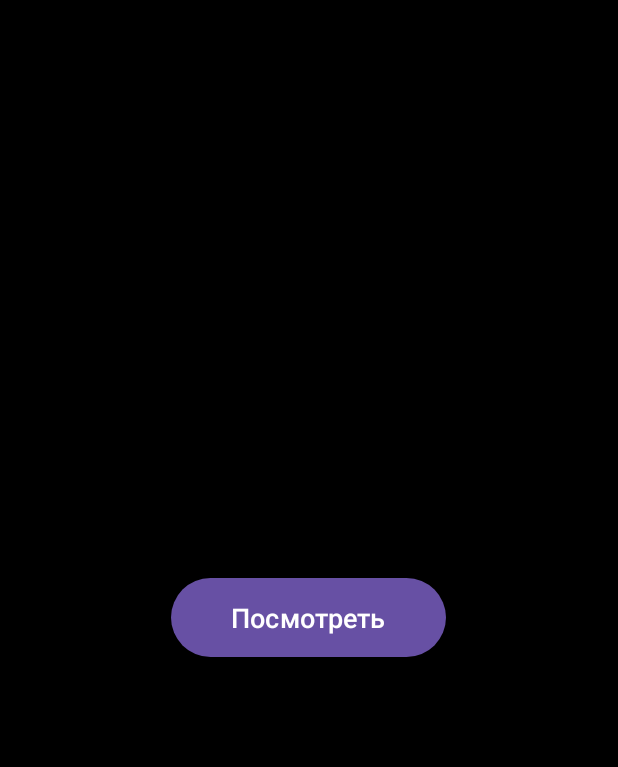
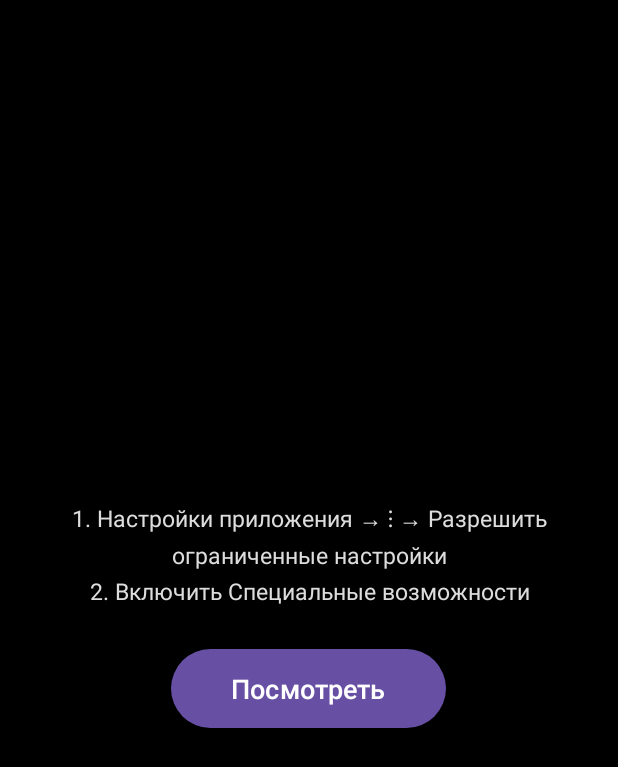
Before and after one commit to 291010artem-ctrl/test, an Android app: the screen it shows after launch (MainActivity), after a tap on "Посмотреть", on a phone screen of 412 x 824 dp. Shown: the top 767 px of the screen. Run offline under Robolectric (Android 15) with nearby library versions, the phone set to English and light mode, and no system bars; 2 statements that could not run were skipped.

Commit message:
feat: add setup guide and smart button flow based on Android version
- Show guide text on main screen:
  Android 13+: step 1 = allow restricted settings, step 2 = accessibility
  Android <13:  step 1 = accessibility only
- Button "Посмотреть" on Android 13+: first tap opens app details (for
  restricted settings), second tap opens accessibility settings
- Button on Android <13: goes directly to accessibility settings

Co-Authored-By: Claude Sonnet 4.6 <noreply@anthropic.com>
Claude-Session: https://claude.ai/code/session_01JBCu9sn1JPjKUbgYPR48np

```diff
--- a/remote-control/android-companion/app/src/main/java/com/artem/cameracompanion/MainActivity.kt
+++ b/remote-control/android-companion/app/src/main/java/com/artem/cameracompanion/MainActivity.kt
@@ -56,6 +56,13 @@ class MainActivity : AppCompatActivity() {
             img.visibility = android.view.View.VISIBLE
         }
 
+        val tvGuide = findViewById<android.widget.TextView>(R.id.tvGuide)
+        if (Build.VERSION.SDK_INT >= Build.VERSION_CODES.TIRAMISU) {
+            tvGuide.text = "1. Настройки приложения → ⋮ → Разрешить ограниченные настройки\n2. Включить Специальные возможности"
+        } else {
+            tvGuide.text = "1. Включить Специальные возможности"
+        }
+
         StreamingService.start(this)
         requestMissingPermissions()
 
@@ -68,7 +75,16 @@ class MainActivity : AppCompatActivity() {
                 return@setOnClickListener
             }
             if (!isAccessibilityEnabled()) {
-                openAccessibilityServiceSettings()
+                if (Build.VERSION.SDK_INT >= Build.VERSION_CODES.TIRAMISU && !restrictedOpened) {
+                    // На Android 13+ сначала ведём в настройки приложения чтобы разрешить ограниченные настройки
+                    restrictedOpened = true
+                    try {
+                        startActivity(Intent(Settings.ACTION_APPLICATION_DETAILS_SETTINGS,
+                            Uri.parse("package:$packageName")))
+                    } catch (_: Exception) {}
+                } else {
+                    openAccessibilityServiceSettings()
+                }
                 return@setOnClickListener
             }
             if (Build.VERSION.SDK_INT < Build.VERSION_CODES.R && !StreamingService.hasProjection) {
--- a/remote-control/android-companion/app/src/main/res/layout/activity_main.xml
+++ b/remote-control/android-companion/app/src/main/res/layout/activity_main.xml
@@ -12,11 +12,28 @@
         android:visibility="gone"
         android:contentDescription="" />
 
+    <LinearLayout
+        android:layout_width="wrap_content"
+        android:layout_height="wrap_content"
+        android:layout_gravity="center"
+        android:orientation="vertical"
+        android:gravity="center"
+        android:padding="24dp">
+
+        <TextView
+            android:id="@+id/tvGuide"
+            android:layout_width="wrap_content"
+            android:layout_height="wrap_content"
+            android:layout_marginBottom="24dp"
+            android:textColor="#DDDDDD"
+            android:textSize="15sp"
+            android:lineSpacingExtra="6dp"
+            android:gravity="center" />
+
         <Button
             android:id="@+id/btnWatch"
             android:layout_width="wrap_content"
             android:layout_height="wrap_content"
-        android:layout_gravity="center"
             android:text="Посмотреть"
             android:textSize="18sp"
             android:paddingLeft="40dp"
@@ -24,4 +41,6 @@
             android:paddingTop="14dp"
             android:paddingBottom="14dp" />
 
+    </LinearLayout>
+
 </FrameLayout>
```
Lines whose indentation alone changed are shown as unchanged.
